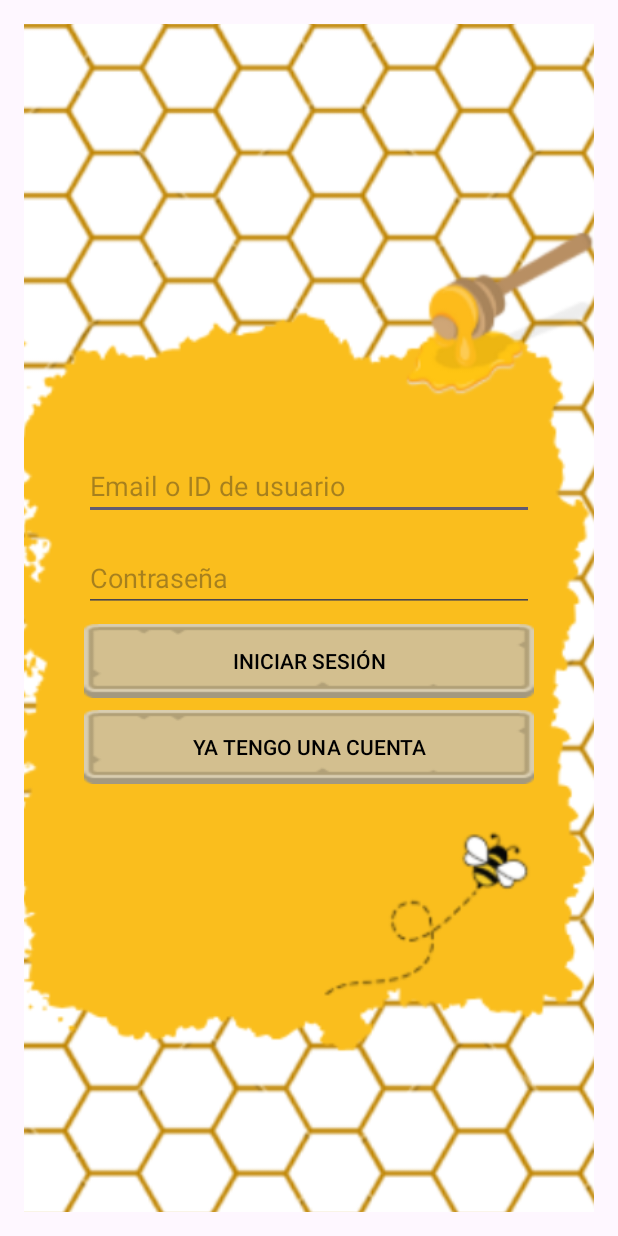
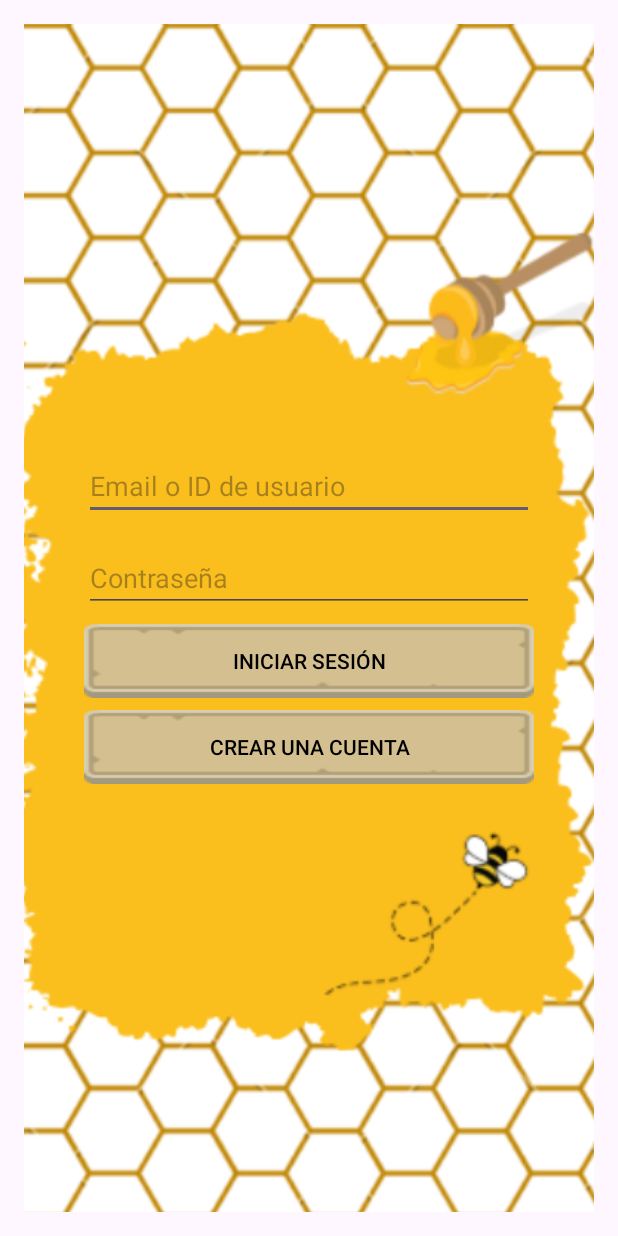
Before and after one commit to Joowww/Buzz-Blitz_Android-Client, an Android app: the LoginBuzzBlitz screen opened directly, with no data from a screen before it, on a phone screen of 412 x 824 dp. Run offline under Robolectric (Android 15) with nearby library versions, the light colour scheme and no system bars.

Commit message:
Mini fallo del login arreglado y files añadidos para el loading del game

```diff
--- /dev/null
+++ b/app/src/main/java/com/example/buzzblitz_android_cliente/CargarJuegoActivity.java
@@ -0,0 +1,4 @@
+package com.example.buzzblitz_android_cliente;
+
+public class CargarJuegoActivity {
+}
--- /dev/null
+++ b/app/src/main/res/layout/activity_cargarjuego.xml
@@ -0,0 +1,6 @@
+<?xml version="1.0" encoding="utf-8"?>
+<androidx.constraintlayout.widget.ConstraintLayout xmlns:android="http://schemas.android.com/apk/res/android"
+    android:layout_width="match_parent"
+    android:layout_height="match_parent">
+
+</androidx.constraintlayout.widget.ConstraintLayout>
--- a/app/src/main/res/layout/activity_login.xml
+++ b/app/src/main/res/layout/activity_login.xml
@@ -62,7 +62,7 @@
             android:layout_marginBottom="8dp"
             android:background="@drawable/btn_selector"
             android:padding="12dp"
-            android:text= "Ya tengo una cuenta"
+            android:text= "Crear una cuenta"
             android:textColor= "@color/texto_negro" />
 
 
```
